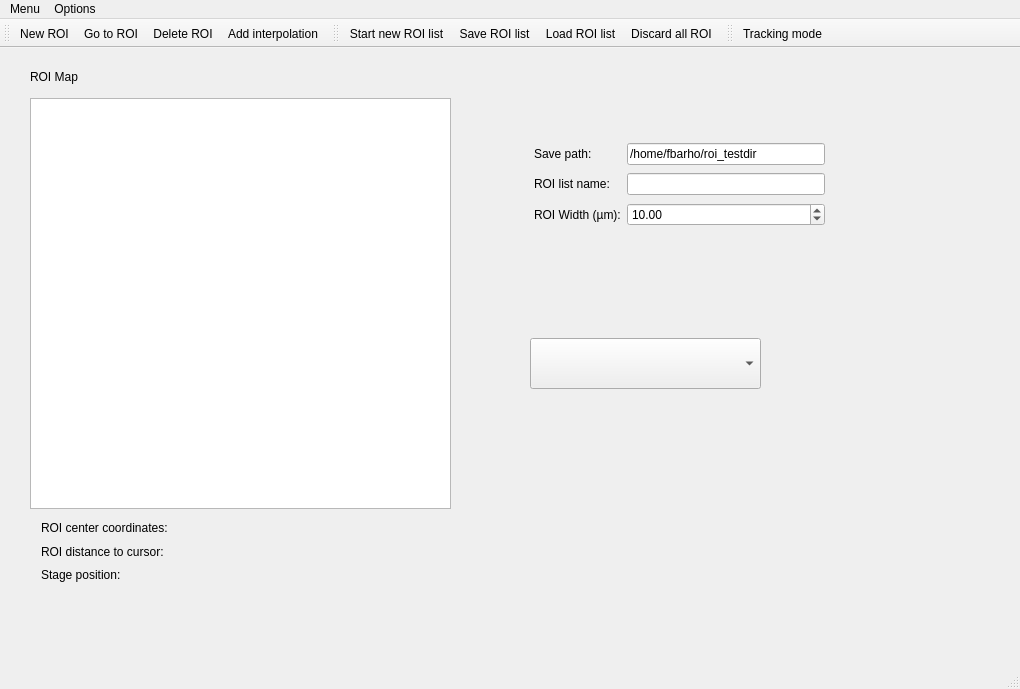
Qt form gui/ROI/ui_roi_gui.ui (fbarho/qudi-cbs) before a commit.
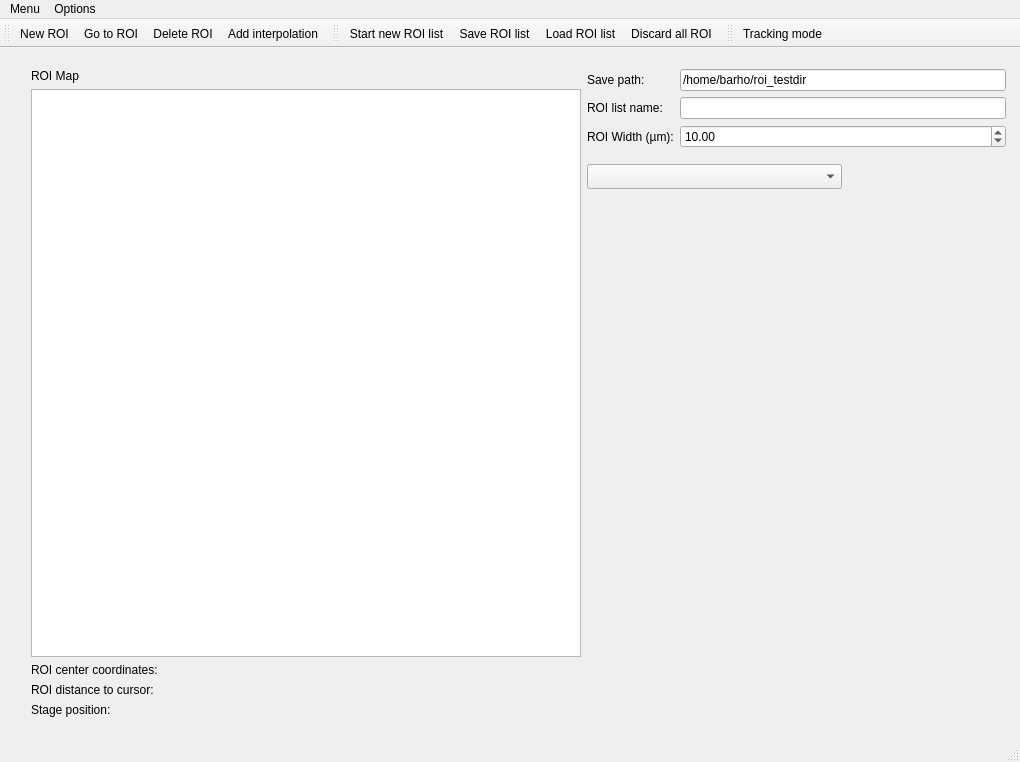
The same form after that commit. Custom widgets are drawn as their Qt base class.

```diff
--- a/gui/ROI/ui_roi_gui.ui
+++ b/gui/ROI/ui_roi_gui.ui
@@ -7,55 +7,108 @@
     <x>0</x>
     <y>0</y>
     <width>1020</width>
-    <height>689</height>
+    <height>762</height>
    </rect>
   </property>
   <property name="windowTitle">
    <string>ROI Manager</string>
   </property>
   <widget class="QWidget" name="centralwidget">
-   <widget class="PlotWidget" name="roi_map_ViewWidget">
+   <property name="sizePolicy">
+    <sizepolicy hsizetype="Expanding" vsizetype="Expanding">
+     <horstretch>0</horstretch>
+     <verstretch>0</verstretch>
+    </sizepolicy>
+   </property>
+   <widget class="QWidget" name="">
     <property name="geometry">
      <rect>
-      <x>30</x>
-      <y>50</y>
-      <width>421</width>
-      <height>411</height>
+      <x>31</x>
+      <y>21</y>
+      <width>975</width>
+      <height>648</height>
      </rect>
     </property>
-   </widget>
+    <layout class="QHBoxLayout" name="horizontalLayout">
+     <item>
+      <layout class="QVBoxLayout" name="verticalLayout">
+       <property name="sizeConstraint">
+        <enum>QLayout::SetMinimumSize</enum>
+       </property>
+       <item>
    <widget class="QLabel" name="label">
-    <property name="geometry">
-     <rect>
-      <x>30</x>
-      <y>20</y>
-      <width>64</width>
-      <height>17</height>
-     </rect>
-    </property>
     <property name="text">
      <string>ROI Map</string>
     </property>
    </widget>
-   <widget class="QComboBox" name="active_roi_ComboBox">
-    <property name="geometry">
-     <rect>
-      <x>530</x>
-      <y>290</y>
-      <width>231</width>
-      <height>51</height>
-     </rect>
-    </property>
-   </widget>
-   <widget class="QWidget" name="layoutWidget">
-    <property name="geometry">
-     <rect>
-      <x>534</x>
-      <y>93</y>
-      <width>291</width>
-      <height>90</height>
-     </rect>
-    </property>
+       </item>
+       <item>
+        <widget class="PlotWidget" name="roi_map_ViewWidget">
+         <property name="sizePolicy">
+          <sizepolicy hsizetype="Expanding" vsizetype="Expanding">
+           <horstretch>0</horstretch>
+           <verstretch>0</verstretch>
+          </sizepolicy>
+         </property>
+         <property name="minimumSize">
+          <size>
+           <width>550</width>
+           <height>500</height>
+          </size>
+         </property>
+        </widget>
+       </item>
+       <item>
+        <layout class="QGridLayout" name="gridLayout_2">
+         <item row="0" column="0">
+          <widget class="QLabel" name="label_5">
+           <property name="text">
+            <string>ROI center coordinates:</string>
+           </property>
+          </widget>
+         </item>
+         <item row="0" column="1">
+          <widget class="QLabel" name="roi_coords_label">
+           <property name="text">
+            <string/>
+           </property>
+          </widget>
+         </item>
+         <item row="1" column="0">
+          <widget class="QLabel" name="label_6">
+           <property name="text">
+            <string>ROI distance to cursor: </string>
+           </property>
+          </widget>
+         </item>
+         <item row="1" column="1">
+          <widget class="QLabel" name="roi_distance_Label">
+           <property name="text">
+            <string/>
+           </property>
+          </widget>
+         </item>
+         <item row="2" column="0">
+          <widget class="QLabel" name="label_7">
+           <property name="text">
+            <string>Stage position:</string>
+           </property>
+          </widget>
+         </item>
+         <item row="2" column="1">
+          <widget class="QLabel" name="stage_position_Label">
+           <property name="text">
+            <string/>
+           </property>
+          </widget>
+         </item>
+        </layout>
+       </item>
+      </layout>
+     </item>
+     <item>
+      <layout class="QVBoxLayout" name="verticalLayout_2">
+       <item>
     <layout class="QGridLayout" name="gridLayout">
      <item row="0" column="0">
       <widget class="QLabel" name="label_4">
@@ -66,8 +119,14 @@
      </item>
      <item row="0" column="1">
       <widget class="QLineEdit" name="save_path_LineEdit">
+           <property name="minimumSize">
+            <size>
+             <width>200</width>
+             <height>0</height>
+            </size>
+           </property>
        <property name="text">
-        <string>/home/fbarho/roi_testdir</string>
+            <string>/home/barho/roi_testdir</string>
        </property>
       </widget>
      </item>
@@ -79,7 +138,14 @@
       </widget>
      </item>
      <item row="1" column="1">
-      <widget class="QLineEdit" name="roi_list_name_LineEdit"/>
+          <widget class="QLineEdit" name="roi_list_name_LineEdit">
+           <property name="minimumSize">
+            <size>
+             <width>300</width>
+             <height>0</height>
+            </size>
+           </property>
+          </widget>
      </item>
      <item row="2" column="0">
       <widget class="QLabel" name="label_2">
@@ -90,6 +156,12 @@
      </item>
      <item row="2" column="1">
       <widget class="QDoubleSpinBox" name="roi_width_doubleSpinBox">
+           <property name="sizePolicy">
+            <sizepolicy hsizetype="Expanding" vsizetype="Fixed">
+             <horstretch>0</horstretch>
+             <verstretch>0</verstretch>
+            </sizepolicy>
+           </property>
        <property name="prefix">
         <string/>
        </property>
@@ -102,58 +174,34 @@
       </widget>
      </item>
     </layout>
-   </widget>
-   <widget class="QWidget" name="layoutWidget">
+       </item>
+       <item>
+        <widget class="QWidget" name="widget" native="true">
+         <property name="minimumSize">
+          <size>
+           <width>0</width>
+           <height>30</height>
+          </size>
+         </property>
+         <widget class="QComboBox" name="active_roi_ComboBox">
     <property name="geometry">
      <rect>
-      <x>41</x>
-      <y>471</y>
-      <width>411</width>
-      <height>65</height>
-     </rect>
-    </property>
-    <layout class="QGridLayout" name="gridLayout_2">
-     <item row="0" column="0">
-      <widget class="QLabel" name="label_5">
-       <property name="text">
-        <string>ROI center coordinates:</string>
-       </property>
-      </widget>
-     </item>
-     <item row="0" column="1">
-      <widget class="QLabel" name="roi_coords_label">
-       <property name="text">
-        <string/>
-       </property>
-      </widget>
-     </item>
-     <item row="1" column="0">
-      <widget class="QLabel" name="label_6">
-       <property name="text">
-        <string>ROI distance to cursor: </string>
-       </property>
-      </widget>
-     </item>
-     <item row="1" column="1">
-      <widget class="QLabel" name="roi_distance_Label">
-       <property name="text">
-        <string/>
-       </property>
-      </widget>
-     </item>
-     <item row="2" column="0">
-      <widget class="QLabel" name="label_7">
-       <property name="text">
-        <string>Stage position:</string>
-       </property>
-      </widget>
-     </item>
-     <item row="2" column="1">
-      <widget class="QLabel" name="stage_position_Label">
-       <property name="text">
-        <string/>
-       </property>
-      </widget>
+            <x>0</x>
+            <y>10</y>
+            <width>255</width>
+            <height>25</height>
+           </rect>
+          </property>
+          <property name="minimumSize">
+           <size>
+            <width>200</width>
+            <height>0</height>
+           </size>
+          </property>
+         </widget>
+        </widget>
+       </item>
+      </layout>
      </item>
     </layout>
    </widget>
```
Left out of the diff: 6 changed lines with no effect on the pictures. Lines whose indentation alone changed are shown as unchanged.
